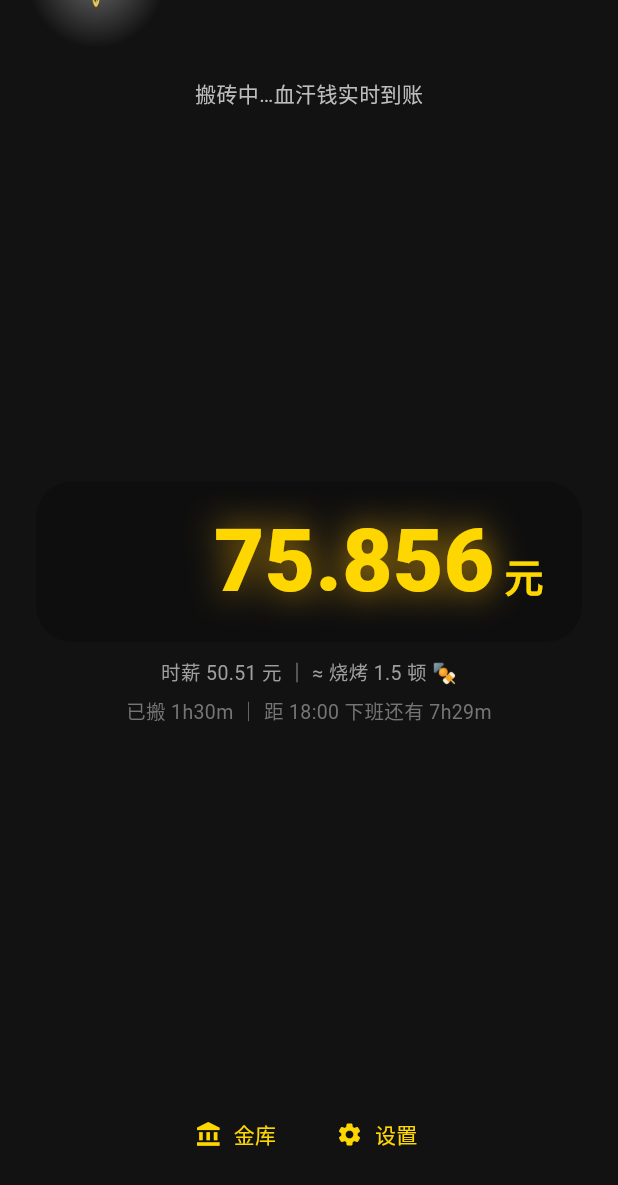
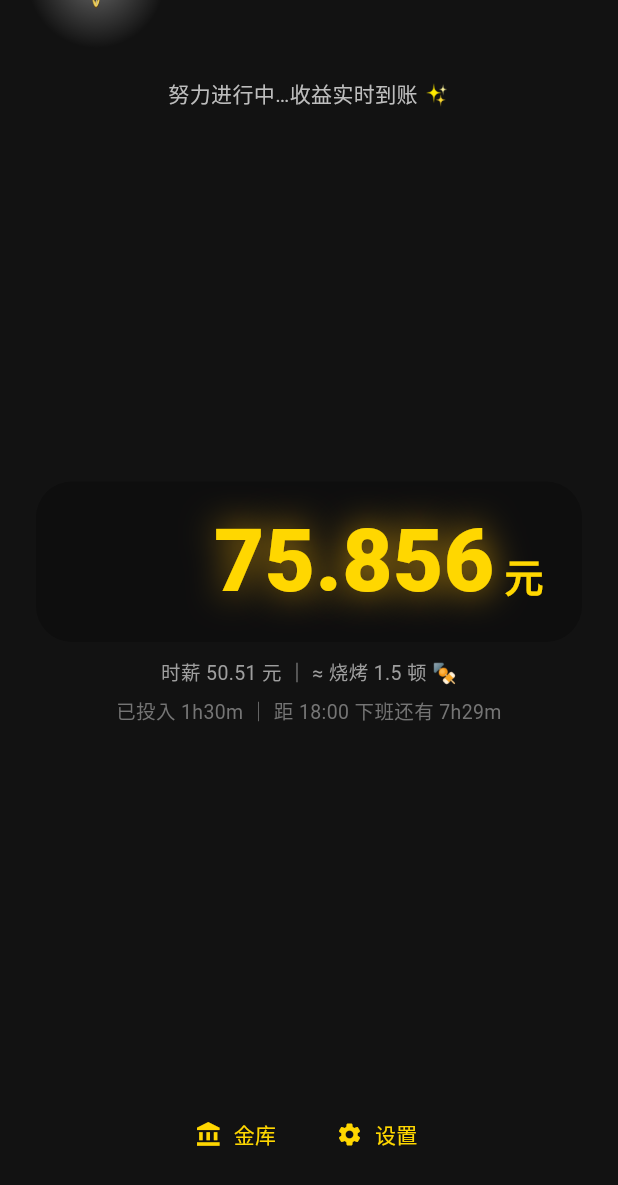
Before and after one commit to wangxiyi2000/GoldRainApp, a Flutter app: the screen it shows after launch, on a phone screen of 412 x 824 dp. Shown: the top 1185 px of the screen. Run offline on Flutter 3.47's test engine with Material 3 defaults, Android fonts, the phone set to English and light mode, and no system bars; our stand-ins replace audioplayers, shared_preferences.

Commit message:
v0.6.14 全站文案转正能量：把打工人黑话（血汗钱/存活/螺丝钉/库里南/砖没搬完等）改为积极乐观表述（战报开篇收尾、首页标语、搬砖页顶部、整点提示、金库/战报措辞、收工banner、设置页说明）；App名作为品牌保留；版本0.6.14+21，arm64归档，36测试+analyze通过，文档v2.8

```diff
--- a/gold_rain/lib/engine/report_generator.dart
+++ b/gold_rain/lib/engine/report_generator.dart
@@ -3,17 +3,17 @@ class ReportGenerator {
   const ReportGenerator._();
 
   static const _openers = [
-    '今日血汗钱已可视化 ✅',
-    '恭喜存活一天，收益到账 🎉',
-    '搬砖结束，金币入库 💰',
-    '今日份搬砖，已打包入账 📥',
+    '今天的努力，已经变成金币啦 ✨',
+    '又是充实的一天，收益稳稳入账 💰',
+    '每一分付出，都在悄悄回报你 🎉',
+    '今日份成果，已打包入账 📥',
   ];
 
   static const _closers = [
-    '明天继续爆，打工人！',
-    '离财富自由还差亿点点。',
-    '老板的库里南，有你一枚螺丝钉的贡献。',
-    '砖还没搬完，人不能倒下。',
+    '你的努力，值得被看见 💪',
+    '今天辛苦了，明天继续发光 🌟',
+    '积少成多，你正一步步靠近目标 🎯',
+    '好好休息，明天会更好 ☀️',
   ];
 
   /// 日期种子：同一天恒定
--- a/gold_rain/lib/main.dart
+++ b/gold_rain/lib/main.dart
@@ -184,9 +184,9 @@ class _AppRootState extends State<AppRoot> with WidgetsBindingObserver {
 
     String? banner;
     if (backfilled > 0) {
-      banner = '已自动补齐 $backfilled 天搬砖记录 🧱';
+      banner = '已自动补齐 $backfilled 天历史收益 ✅';
     } else if (bankedToday) {
-      banner = '今日已收工，工资已自动入库 ✅';
+      banner = '今日已收工，努力已自动入账 ✅';
     }
 
     if (!mounted) return;
@@ -239,7 +239,7 @@ class _AppRootState extends State<AppRoot> with WidgetsBindingObserver {
     if (!mounted) return;
     setState(() {
       _reports = reports;
-      _banner = '今日已收工，工资已自动入库 ✅';
+      _banner = '今日已收工，努力已自动入账 ✅';
     });
   }
 
--- a/gold_rain/lib/pages/home_page.dart
+++ b/gold_rain/lib/pages/home_page.dart
@@ -58,7 +58,7 @@ class HomePage extends StatelessWidget {
               style: TextStyle(
                   fontSize: 32, fontWeight: FontWeight.w900, color: kGold)),
           const SizedBox(height: 6),
-          Text('血汗钱可视化工程 · 1 元 = 1 枚金币',
+          Text('努力可视化 · 每 1 元 = 1 枚金币 ✨',
               textAlign: TextAlign.center,
               style: TextStyle(color: Colors.grey.shade500, fontSize: 12)),
           const SizedBox(height: 4),
@@ -112,11 +112,11 @@ class HomePage extends StatelessWidget {
                 const SizedBox(height: 10),
                 Text(
                   isRest
-                      ? '周末不算钱，好好休息 · $nextWorkday ${settings.workStartLabel} 开爆'
+                      ? '周末好好休息，养精蓄锐 · $nextWorkday ${settings.workStartLabel} 开爆'
                       : isBefore
                           ? '${settings.workStartLabel} 开爆 · '
                               '还有 ${formatDuration(settings.toShift().startAt(now).difference(now))}'
-                          : '金币已定格，明天 ${settings.workStartLabel} 继续 💪',
+                          : '今日收获已入账，明天 ${settings.workStartLabel} 继续加油 💪',
                   textAlign: TextAlign.center,
                   style: TextStyle(color: Colors.grey.shade500, fontSize: 13),
                 ),
@@ -137,7 +137,7 @@ class HomePage extends StatelessWidget {
           const SectionLabel('最近收益'),
           const SizedBox(height: 8),
           if (recent.isEmpty)
-            Text('还没有搬砖记录，到了上班时间会自动开始 💪',
+            Text('还没有收益记录，到了上班时间就会自动开始 🌱',
                 style: TextStyle(color: Colors.grey.shade600, fontSize: 13))
           else
             ...recent.map((r) => _ReportTile(r)),
--- a/gold_rain/lib/pages/rain_page.dart
+++ b/gold_rain/lib/pages/rain_page.dart
@@ -74,9 +74,9 @@ class _RainPageState extends State<RainPage> {
     });
   }
 
-  /// 整点大爆发：弹「恭喜存活到 X 点」
+  /// 整点大爆发：弹「又到 X 点啦」
   void _onHourlySurge(int hour) {
-    _showToast('恭喜存活到 $hour 点！金币雨 ×40');
+    _showToast('太棒了，又到 $hour 点！金币雨 ×40 🎉');
   }
 
   /// 庆祝一次彩蛋（实时跨百 missed=false / 补放 missed=true），每档只庆祝一次
@@ -129,7 +129,7 @@ class _RainPageState extends State<RainPage> {
           child: Column(
             children: [
               const SizedBox(height: 28),
-              Text('搬砖中…血汗钱实时到账',
+              Text('努力进行中…收益实时到账 ✨',
                   style: TextStyle(color: Colors.grey.shade400, fontSize: 14)),
               const Spacer(),
               _BigAmount(coins: widget.coins),
@@ -142,7 +142,7 @@ class _RainPageState extends State<RainPage> {
               ),
               const SizedBox(height: 6),
               Text(
-                '已搬 ${formatDuration(widget.elapsed)} ｜ '
+                '已投入 ${formatDuration(widget.elapsed)} ｜ '
                 '距 ${widget.settings.workEndLabel} 下班还有 ${formatDuration(remaining)}',
                 textAlign: TextAlign.center,
                 style: TextStyle(color: Colors.grey.shade600, fontSize: 13),
--- a/gold_rain/lib/pages/report_page.dart
+++ b/gold_rain/lib/pages/report_page.dart
@@ -55,7 +55,7 @@ class ReportPage extends StatelessWidget {
             textAlign: TextAlign.center,
             style: const TextStyle(fontSize: 20, color: Colors.white70)),
         const SizedBox(height: 8),
-        Text('搬砖时长 ${formatDuration(report.worked)}',
+        Text('投入时长 ${formatDuration(report.worked)}',
             textAlign: TextAlign.center,
             style: TextStyle(color: Colors.grey.shade500, fontSize: 13)),
         const SizedBox(height: 8),
--- a/gold_rain/lib/pages/settings_page.dart
+++ b/gold_rain/lib/pages/settings_page.dart
@@ -150,7 +150,7 @@ class _SettingsPageState extends State<SettingsPage> {
           ),
           const SizedBox(height: 6),
           Text(
-            '到点自动开始搬砖、到点自动收工入库，不用打卡；周末不算钱',
+            '到点自动开始积累、到点自动收工入账，不用打卡；周末好好休息',
             style: TextStyle(color: Colors.grey.shade600, fontSize: 12),
           ),
           const SizedBox(height: 20),
--- a/gold_rain/lib/pages/vault_page.dart
+++ b/gold_rain/lib/pages/vault_page.dart
@@ -47,7 +47,7 @@ class VaultPage extends StatelessWidget {
               style: TextStyle(color: Colors.grey.shade400, fontSize: 14)),
           const SizedBox(height: 12),
           if (reports.isEmpty)
-            Text('还没有记录。到了上班时间会自动开始搬砖 💪',
+            Text('还没有记录，到了上班时间就会自动开始 🌱',
                 style: TextStyle(color: Colors.grey.shade600, fontSize: 13))
           else
             ...reports.map((r) => _ReportTile(r)),
@@ -94,7 +94,7 @@ class _ReportTile extends StatelessWidget {
                   ],
                 ),
                 const SizedBox(height: 2),
-                Text('搬砖 ${formatDuration(r.worked)}',
+                Text('投入 ${formatDuration(r.worked)}',
                     style:
                         TextStyle(color: Colors.grey.shade600, fontSize: 12)),
               ],
--- a/gold_rain/pubspec.yaml
+++ b/gold_rain/pubspec.yaml
@@ -1,7 +1,7 @@
 name: gold_rain
 description: "搬砖爆金币——上班打卡，金币实时爆屏的情绪价值 App（M0 demo）"
 publish_to: "none"
-version: 0.6.13+20
+version: 0.6.14+21
 
 environment:
   sdk: ^3.5.0
```
Also changed, not shown: docs/preview-v614-copy.png (added), 2 other files.
